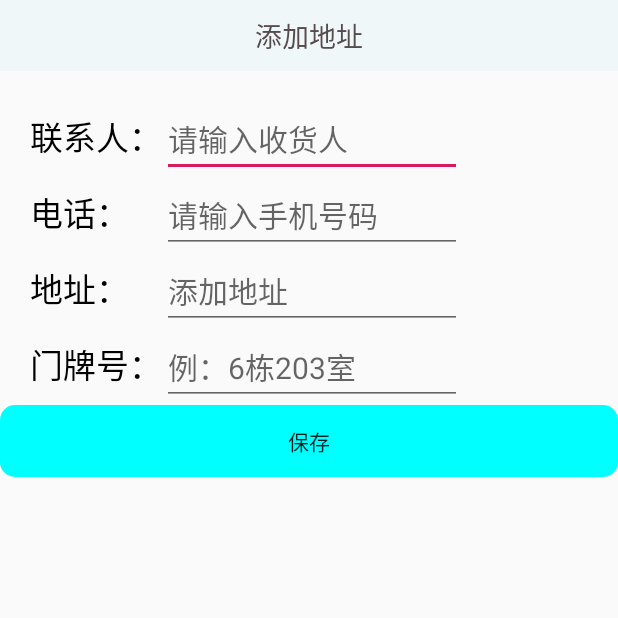
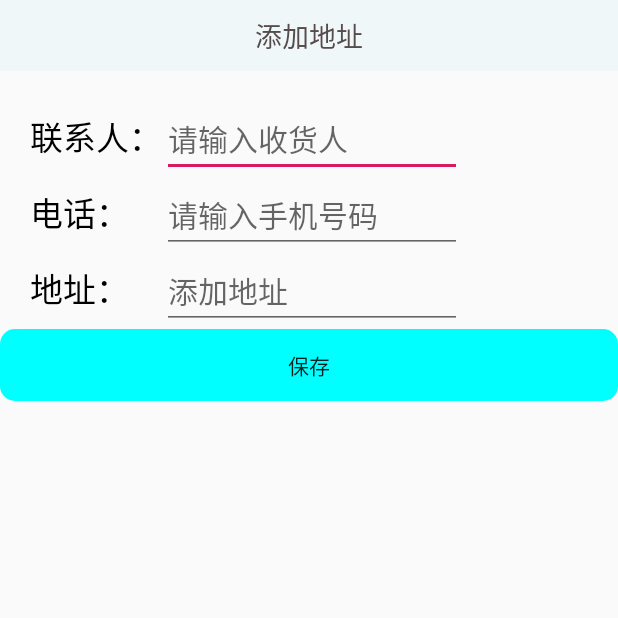
Before and after one commit to casualleftZ/shousi-master, an Android app: the AddadressActivity screen opened directly, with no data from a screen before it, on a phone screen of 412 x 824 dp, the top half of it. Run offline under Robolectric (Android 15) with nearby library versions, the light colour scheme and no system bars; 2 statements that could not run were skipped.

```diff
--- a/app/src/main/java/comqwera/mingrisoft/shousi/activity/activity/Login.java
+++ b/app/src/main/java/comqwera/mingrisoft/shousi/activity/activity/Login.java
@@ -122,7 +122,7 @@ public class Login extends Activity {
                         }
                         break;
                     default:
-                        Toast.makeText (Login.this, "玩你妈逼", Toast.LENGTH_SHORT).show ();
+                        Toast.makeText (Login.this, "系统故障", Toast.LENGTH_SHORT).show ();
                         break;
 
                 }
--- a/app/src/main/res/layout/activity_addadress.xml
+++ b/app/src/main/res/layout/activity_addadress.xml
@@ -2,7 +2,6 @@
 <LinearLayout
         xmlns:android="http://schemas.android.com/apk/res/android"
         xmlns:tools="http://schemas.android.com/tools"
-        xmlns:app="http://schemas.android.com/apk/res-auto"
         android:layout_width="match_parent"
         android:layout_height="match_parent"
         android:orientation="vertical"
@@ -86,23 +85,6 @@
                 android:textSize="20dp"/>
     </TableRow>
     <!--第三行-->
-    <TableRow
-            android:layout_width="wrap_content"
-            android:layout_height="wrap_content">
-        <TextView
-                android:layout_marginLeft="20dp"
-                android:layout_width="wrap_content"
-                android:layout_height="wrap_content"
-                android:textSize="22dp"
-                android:textColor="#000000"
-                android:text="门牌号："/>
-        <EditText
-                android:layout_height="wrap_content"
-                android:layout_width="200dp"
-                android:id="@+id/querenzhucemima"
-                android:hint="例：6栋203室"
-                android:textSize="20dp"/>
-    </TableRow>
     </TableLayout>
 
     <Button
```
